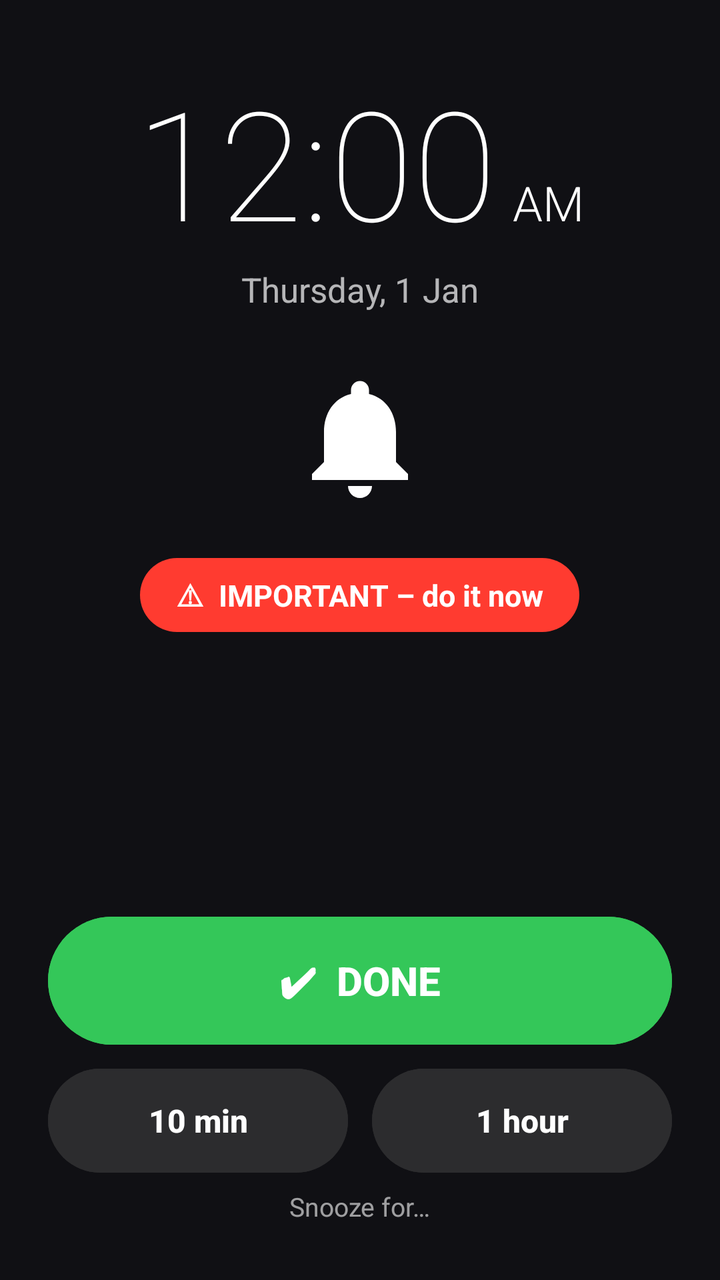
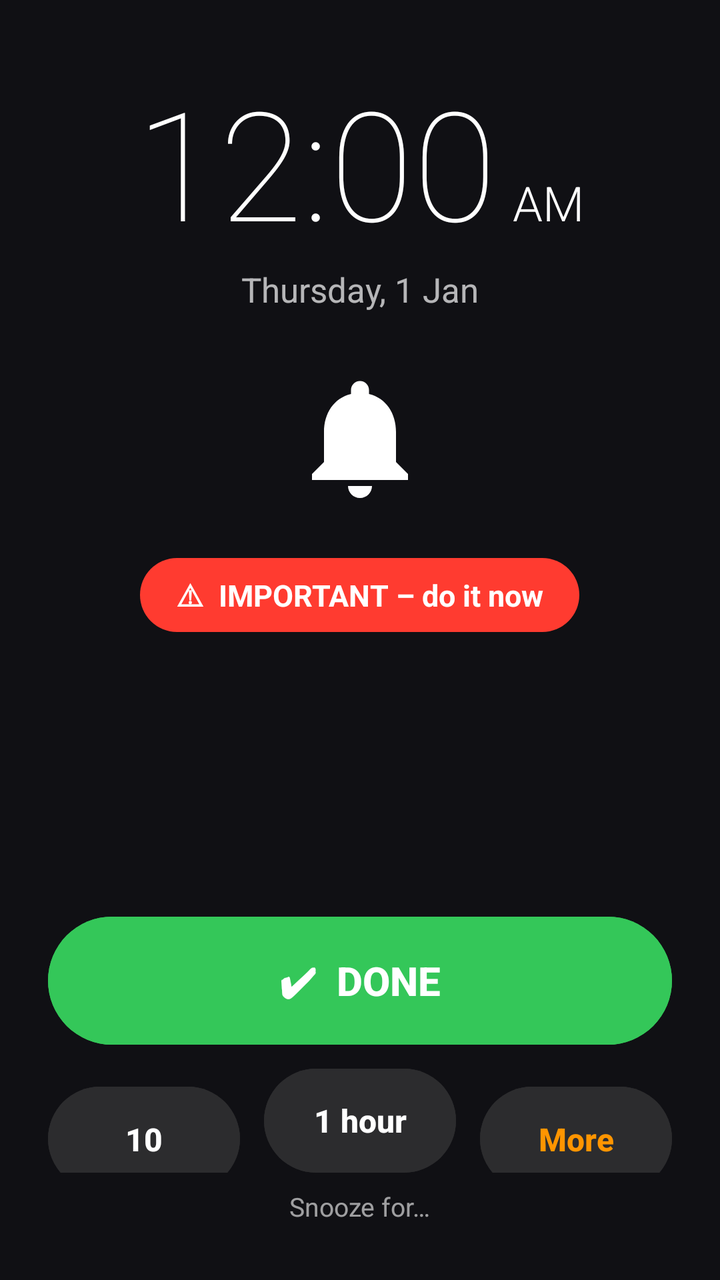

Screens rendered from an Android XML layout before and after an edit, with the pre-edit source and the edit as a unified diff.
<!-- AndroidManifest.xml: activity theme Theme.OfficeToDo.Alarm -->
<!-- res/layout/activity_alarm.xml -->
<?xml version="1.0" encoding="utf-8"?>
<LinearLayout xmlns:android="http://schemas.android.com/apk/res/android"
    xmlns:app="http://schemas.android.com/apk/res-auto"
    android:layout_width="match_parent"
    android:layout_height="match_parent"
    android:background="@color/alarm_bg"
    android:gravity="center_horizontal"
    android:orientation="vertical"
    android:paddingHorizontal="24dp"
    android:paddingTop="40dp"
    android:paddingBottom="28dp">

    
    <LinearLayout
        android:layout_width="wrap_content"
        android:layout_height="wrap_content"
        android:baselineAligned="true"
        android:orientation="horizontal">

        <TextClock
            android:id="@+id/clock"
            android:layout_width="wrap_content"
            android:layout_height="wrap_content"
            android:fontFamily="sans-serif-thin"
            android:format12Hour="h:mm"
            android:format24Hour="HH:mm"
            android:includeFontPadding="false"
            android:maxLines="1"
            android:textColor="@color/white"
            android:textSize="76sp" />

        <TextClock
            android:id="@+id/ampm"
            android:layout_width="wrap_content"
            android:layout_height="wrap_content"
            android:layout_marginStart="8dp"
            android:fontFamily="sans-serif-light"
            android:format12Hour="a"
            android:format24Hour="a"
            android:maxLines="1"
            android:textAllCaps="true"
            android:textColor="@color/white"
            android:textSize="24sp" />
    </LinearLayout>

    <TextClock
        android:layout_width="wrap_content"
        android:layout_height="wrap_content"
        android:layout_marginTop="4dp"
        android:alpha="0.7"
        android:format12Hour="EEEE, d MMM"
        android:format24Hour="EEEE, d MMM"
        android:textColor="@color/white"
        android:textSize="17sp" />

    <View
        android:layout_width="match_parent"
        android:layout_height="0dp"
        android:layout_weight="1" />

    <ImageView
        android:id="@+id/bell"
        android:layout_width="72dp"
        android:layout_height="72dp"
        android:importantForAccessibility="no"
        android:src="@drawable/ic_bell_big" />

    <TextView
        android:id="@+id/important"
        android:layout_width="wrap_content"
        android:layout_height="wrap_content"
        android:layout_marginTop="24dp"
        android:background="@drawable/bg_pill_danger"
        android:maxLines="1"
        android:paddingHorizontal="18dp"
        android:paddingVertical="8dp"
        android:text="⚠  IMPORTANT – do it now"
        android:textColor="@color/white"
        android:textSize="15sp"
        android:textStyle="bold" />

    <TextView
        android:id="@+id/title"
        android:layout_width="match_parent"
        android:layout_height="wrap_content"
        android:layout_marginTop="20dp"
        android:ellipsize="end"
        android:gravity="center"
        android:maxLines="3"
        android:textColor="@color/white"
        android:textSize="28sp"
        android:textStyle="bold" />

    <TextView
        android:id="@+id/due"
        android:layout_width="match_parent"
        android:layout_height="wrap_content"
        android:layout_marginTop="6dp"
        android:alpha="0.7"
        android:gravity="center"
        android:textColor="@color/white"
        android:textSize="16sp" />

    <TextView
        android:id="@+id/notes"
        android:layout_width="match_parent"
        android:layout_height="wrap_content"
        android:layout_marginTop="10dp"
        android:alpha="0.7"
        android:ellipsize="end"
        android:gravity="center"
        android:maxLines="3"
        android:textColor="@color/white"
        android:textSize="15sp" />

    <View
        android:layout_width="match_parent"
        android:layout_height="0dp"
        android:layout_weight="1" />

    <com.google.android.material.button.MaterialButton
        android:id="@+id/done"
        android:layout_width="match_parent"
        android:layout_height="64dp"
        android:backgroundTint="@color/ios_green"
        android:text="✔  DONE"
        android:textColor="@color/white"
        android:textSize="20sp"
        app:cornerRadius="32dp" />

    <LinearLayout
        android:layout_width="match_parent"
        android:layout_height="wrap_content"
        android:layout_marginTop="12dp"
        android:orientation="horizontal">

        <com.google.android.material.button.MaterialButton
            android:id="@+id/snooze10"
            android:layout_width="0dp"
            android:layout_height="52dp"
            android:layout_marginEnd="6dp"
            android:layout_weight="1"
            android:backgroundTint="@color/alarm_button"
            android:maxLines="1"
            android:text="10 min"
            android:textColor="@color/white"
            android:textSize="16sp"
            app:cornerRadius="26dp" />

        <com.google.android.material.button.MaterialButton
            android:id="@+id/snooze60"
            android:layout_width="0dp"
            android:layout_height="52dp"
            android:layout_marginStart="6dp"
            android:layout_weight="1"
            android:backgroundTint="@color/alarm_button"
            android:maxLines="1"
            android:text="1 hour"
            android:textColor="@color/white"
            android:textSize="16sp"
            app:cornerRadius="26dp" />
    </LinearLayout>

    <TextView
        android:layout_width="wrap_content"
        android:layout_height="wrap_content"
        android:layout_marginTop="8dp"
        android:alpha="0.6"
        android:text="Snooze for…"
        android:textColor="@color/white"
        android:textSize="13sp" />
</LinearLayout>
<!-- resources referenced by this layout -->
<resources>
  <color name="alarm_bg">#101014</color>
  <color name="alarm_button">#2C2C2E</color>
  <color name="ios_green">#34C759</color>
  <color name="white">#FFFFFF</color>
  <!-- drawable bg_pill_danger (drawable) -->
  <shape xmlns:android="http://schemas.android.com/apk/res/android" android:shape="rectangle">
      <solid android:color="@color/ios_red" />
      <corners android:radius="100dp" />
  </shape>
  <style name="Theme.OfficeToDo.Alarm" parent="Theme.OfficeToDo">
          <item name="android:windowBackground">@color/alarm_bg</item>
          <item name="android:statusBarColor">@color/alarm_bg</item>
          <item name="android:navigationBarColor">@color/alarm_bg</item>
          <item name="android:windowLightStatusBar">false</item>
          <item name="android:windowLightNavigationBar" tools:targetApi="27">false</item>
      </style>
  <color name="ios_red">#FF3B30</color>
  <color name="brand">#007AFF</color>
  <color name="ios_bg">#F2F2F7</color>
  <color name="ios_label">#000000</color>
  <color name="ios_secondary">#8E8E93</color>
  <style name="IosToolbar" parent="Widget.Material3.Toolbar">
          <item name="android:background">@color/ios_bg</item>
          <item name="titleCentered">true</item>
          <item name="titleTextAppearance">@style/IosNavTitle</item>
          <item name="navigationIconTint">?attr/colorPrimary</item>
      </style>
  <!-- drawable ic_chevron_left (drawable) -->
  <vector xmlns:android="http://schemas.android.com/apk/res/android"
      android:width="24dp" android:height="24dp" android:viewportWidth="24" android:viewportHeight="24">
      <path android:strokeColor="#FFFFFFFF" android:strokeWidth="2.4" android:fillColor="#00000000"
          android:strokeLineCap="round" android:strokeLineJoin="round" android:pathData="M15,4.5L7.5,12L15,19.5"/>
  </vector>
  <style name="IosOverflow" parent="Widget.AppCompat.ActionButton.Overflow">
          <item name="android:src">@drawable/ic_more</item>
      </style>
  <style name="IosButton" parent="Widget.Material3.Button">
          <item name="cornerRadius">12dp</item>
          <item name="android:textAllCaps">false</item>
          <item name="android:letterSpacing">0</item>
          <item name="android:textSize">17sp</item>
          <item name="android:textStyle">bold</item>
          <item name="android:insetTop">0dp</item>
          <item name="android:insetBottom">0dp</item>
      </style>
  <style name="IosDialog" parent="ThemeOverlay.Material3.MaterialAlertDialog">
          <item name="shapeAppearanceOverlay">@style/IosDialogShape</item>
          <item name="colorSurfaceContainerHigh">@color/ios_cell</item>
      </style>
  <style name="IosChip" parent="Widget.Material3.Chip.Assist">
          <item name="chipBackgroundColor">@color/ios_cell</item>
          <item name="chipStrokeWidth">0dp</item>
          <item name="chipCornerRadius">16dp</item>
          <item name="android:textColor">?attr/colorPrimary</item>
      </style>
  <style name="IosBottomSheetDialog" parent="ThemeOverlay.Material3.BottomSheetDialog">
          <item name="bottomSheetStyle">@style/IosBottomSheet</item>
      </style>
  <style name="IosNavTitle" parent="TextAppearance.Material3.TitleMedium">
          <item name="android:textSize">17sp</item>
          <item name="android:textStyle">bold</item>
          <item name="android:textColor">@color/ios_label</item>
      </style>
  <style name="IosDialogShape" parent="">
          <item name="cornerFamily">rounded</item>
          <item name="cornerSize">16dp</item>
      </style>
  <color name="ios_cell">#FFFFFF</color>
  <style name="IosBottomSheet" parent="Widget.Material3.BottomSheet.Modal">
          <item name="backgroundTint">@color/ios_cell</item>
      </style>
  <!-- unchanged entries left out for length: 3 -->
</resources>

<!-- the commit's change to res/layout/activity_alarm.xml (unified diff, before → after) -->
@@ -152,11 +152,25 @@
             android:layout_width="0dp"
             android:layout_height="52dp"
             android:layout_marginStart="6dp"
+            android:layout_marginEnd="6dp"
             android:layout_weight="1"
             android:backgroundTint="@color/alarm_button"
             android:maxLines="1"
             android:text="1 hour"
             android:textColor="@color/white"
+            android:textSize="16sp"
+            app:cornerRadius="26dp" />
+
+        <com.google.android.material.button.MaterialButton
+            android:id="@+id/snooze_more"
+            android:layout_width="0dp"
+            android:layout_height="52dp"
+            android:layout_marginStart="6dp"
+            android:layout_weight="1"
+            android:backgroundTint="@color/alarm_button"
+            android:maxLines="1"
+            android:text="More…"
+            android:textColor="@color/ios_orange"
             android:textSize="16sp"
             app:cornerRadius="26dp" />
     </LinearLayout>
<!-- resource entries referenced after the edit -->
@@ -3,6 +3,7 @@
   <color name="alarm_bg">#101014</color>
   <color name="alarm_button">#2C2C2E</color>
   <color name="ios_green">#34C759</color>
+  <color name="ios_orange">#FF9500</color>
   <color name="white">#FFFFFF</color>
   <!-- drawable bg_pill_danger (drawable) -->
   <shape xmlns:android="http://schemas.android.com/apk/res/android" android:shape="rectangle">
